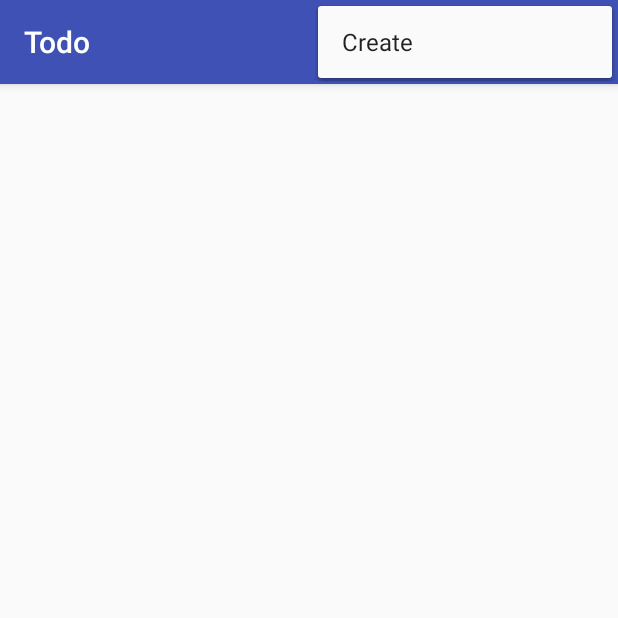
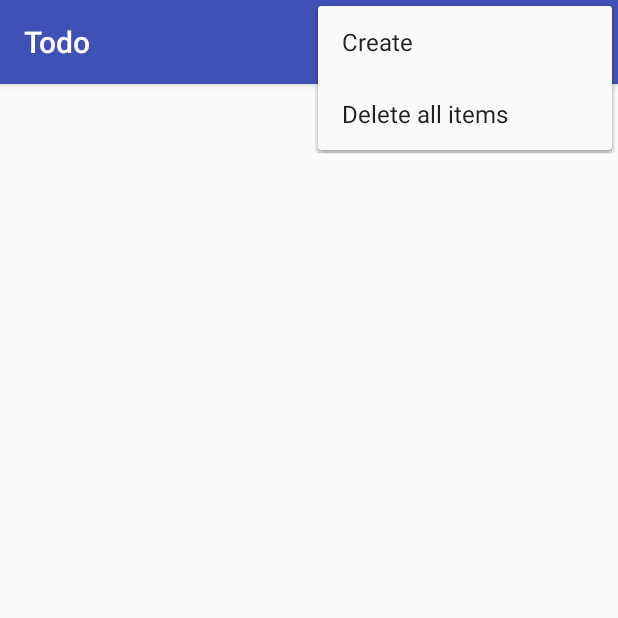
Before and after one commit to bence04/Android_VIAUAV21, an Android app: the screen it shows after launch (TodoListActivity), with the options menu open, on a phone screen of 412 x 824 dp, the top half of it. Run offline under Robolectric (Android 15) with nearby library versions, the phone set to English and light mode, and no system bars.

Commit message:
added all items delet function

```diff
--- a/Labor/Todo_kiindulo/app/src/main/res/menu/menu_list.xml
+++ b/Labor/Todo_kiindulo/app/src/main/res/menu/menu_list.xml
@@ -2,4 +2,6 @@
 <menu xmlns:android="http://schemas.android.com/apk/res/android">
     <item android:id="@+id/itemCreateTodo"
         android:title="@string/itemCreateTodo"/>
+    <item android:id="@+id/deleteAllItem"
+        android:title="@string/deleteAllItem"/>
 </menu>
--- a/Labor/Todo_kiindulo/app/src/main/res/values/strings.xml
+++ b/Labor/Todo_kiindulo/app/src/main/res/values/strings.xml
@@ -9,4 +9,5 @@
     <string name="btnCancel">Cancel</string>
     <string name="dummyDescription">dummyDescription</string>
     <string name="itemCreateTodo">Create</string>
+    <string name="deleteAllItem">Delete all items</string>
 </resources>
```
Also changed, not shown: Labor/Todo_kiindulo/app/src/main/java/hu/bme/aut/amorg/examples/todo/TodoListActivity.java (+11 -0 lines).
